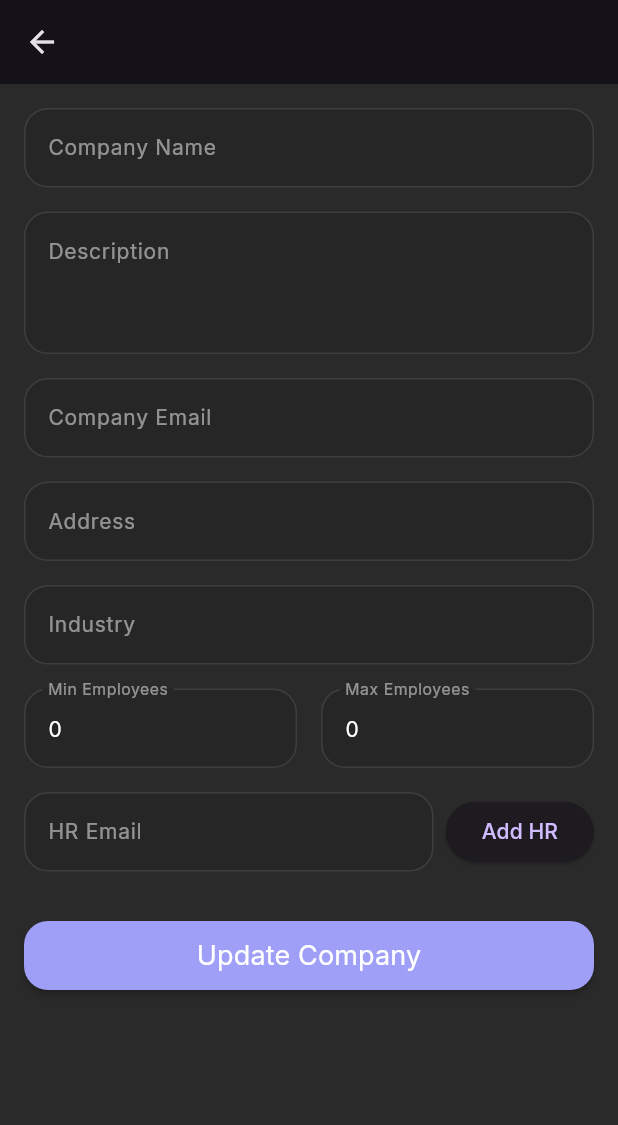
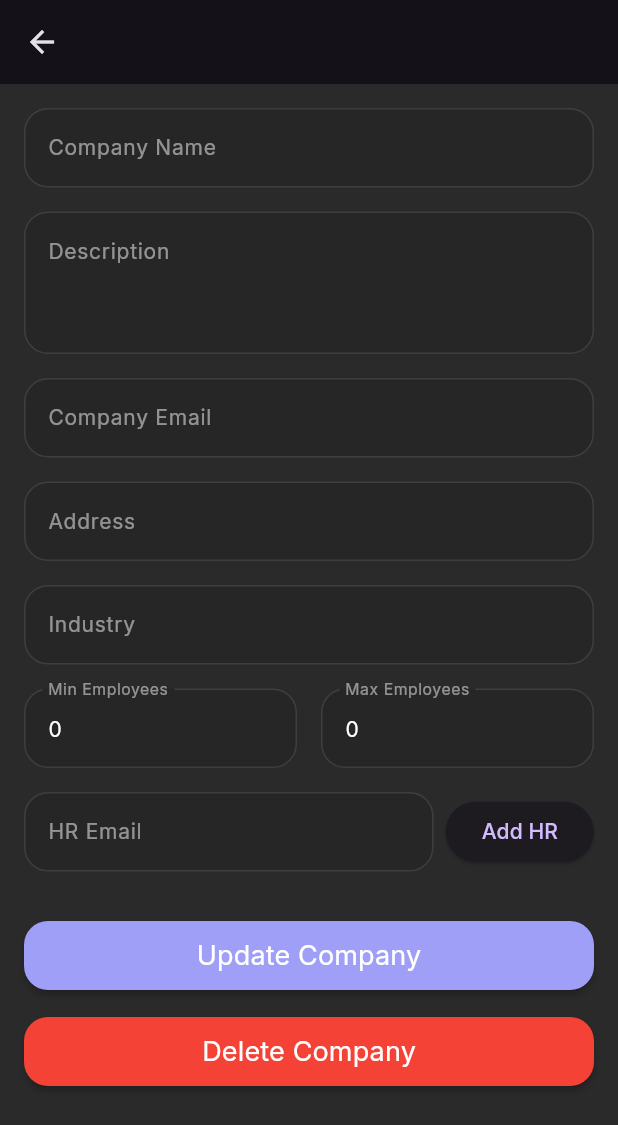
Before and after one commit to zeyadali06/LinkAI, a Flutter app: the EditCompanyView screen opened directly with empty values, on a phone screen of 412 x 824 dp. Shown: the top 1125 px of the screen. Run offline on Flutter 3.47's test engine with Material 3 defaults, Android fonts, the phone set to English and light mode, and no system bars; drawn by our look-alikes of modal_progress_hud_nsn; our stand-ins replace avatar_glow, bloc, device_info_plus, flutter_bloc, flutter_secure_storage, font_awesome_flutter and 8 more; missing offline and left inert: flutter_sound; accounts and stored records are empty; network calls fail.

Commit message:
delete company

```diff
--- a/lib/features/companies/data/repo/companies_repo.dart
+++ b/lib/features/companies/data/repo/companies_repo.dart
@@ -148,7 +148,7 @@ class CompaniesRepoImpl implements CompaniesRepo {
         return RequestResault.success(null);
       } else {
         return RequestResault.failure(
-          const CustomFailure("Failed to delete company"),
+          CustomFailure("Failed to delete company ${res['message']}"),
         );
       }
     } catch (e) {
--- a/lib/features/companies/presentation/manger/cubit/companies_state.dart
+++ b/lib/features/companies/presentation/manger/cubit/companies_state.dart
@@ -27,3 +27,10 @@ final class CompanyUpdateFailure extends CompaniesState {
   final String message;
   CompanyUpdateFailure(this.message);
 }
+final class CompanyDeleteSuccess extends CompaniesState {
+  CompanyDeleteSuccess();
+}
+final class CompanyDeleteFailure extends CompaniesState {
+  final String message;
+  CompanyDeleteFailure(this.message);
+}
--- a/lib/features/companies/presentation/views/edit_company_view/widgets/edit_company_view_body.dart
+++ b/lib/features/companies/presentation/views/edit_company_view/widgets/edit_company_view_body.dart
@@ -74,12 +74,19 @@ class _EditCompanyViewBodyState extends State<EditCompanyViewBody> {
 
   @override
   Widget build(BuildContext context) {
+    final cubit = context.read<CompaniesCubit>();
     return BlocConsumer<CompaniesCubit, CompaniesState>(
       listener: (context, state) {
         if (state is CompanyUpdateSuccess) {
           GoRouter.of(context).pop();
         }
-        if (state is CompanyUpdateFailure) {
+        if (state is CompanyUpdateFailure ) {
+          showSnackBar(context, state.message);
+        }
+        if (state is CompanyDeleteSuccess) {
+          GoRouter.of(context).pop();
+        }
+        if (state is CompanyDeleteFailure) {
           showSnackBar(context, state.message);
         }
       },
@@ -229,6 +236,34 @@ class _EditCompanyViewBodyState extends State<EditCompanyViewBody> {
                       }
                     },
                   ),
+                  const SizedBox(height: 16),
+                  CustomButton(
+                    text: 'Delete Company',
+                    onPressed: () {
+                      showDialog(
+                        context: context,
+                        builder: (context) => AlertDialog(
+                          title: const Text('Delete Company'),
+                          content: const Text('Are you sure you want to delete this company?'),
+                          actions: [
+                            TextButton(
+                              onPressed: () => Navigator.pop(context),
+                              child: const Text('Cancel'),
+                            ),
+                            TextButton(
+                              onPressed: () {
+                                cubit.deleteCompany(widget.companyModel.id!);
+                                Navigator.pop(context); // Close dialog
+                              },
+                              child: const Text('Delete'),
+                            ),
+                          ],
+                        ),
+                      );
+                    },
+                    textColor: Colors.white,
+                    buttonColor: Colors.red,
+                  ),
                 ],
               ),
             ),
```
Also changed, not shown: lib/features/companies/presentation/manger/cubit/companies_cubit.dart (+14 -0 lines), 4 other files.
